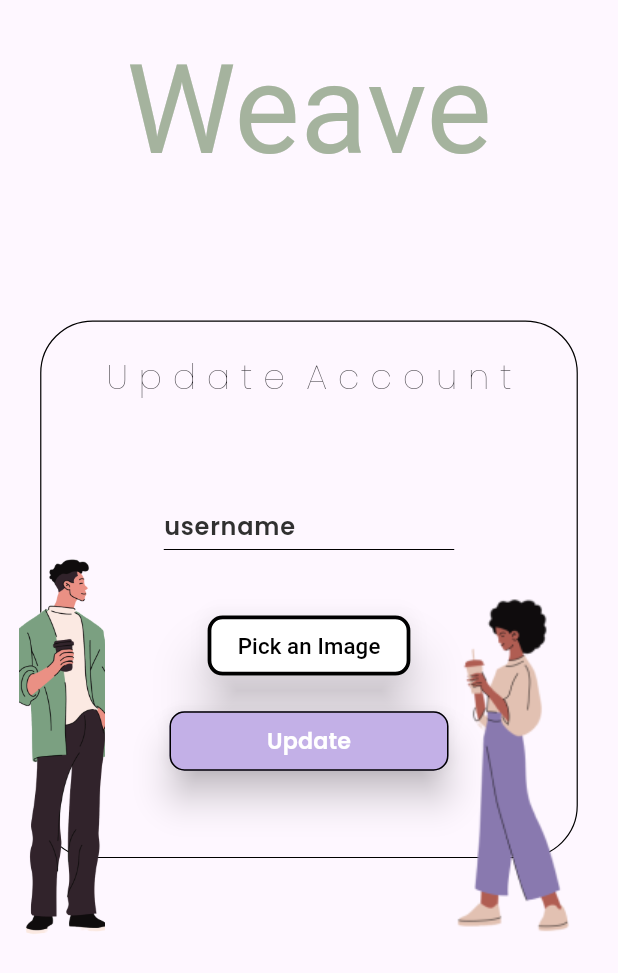
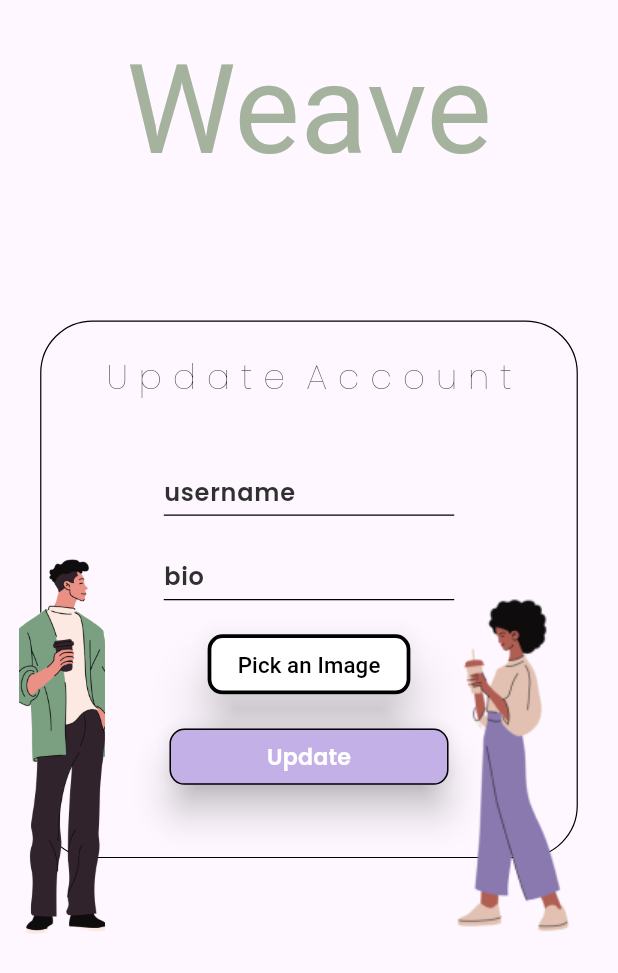
Before and after one commit to Subh211/weave_frontend, a Flutter app: the UpdateUser screen opened directly, on a phone screen of 412 x 824 dp. Shown: the top 973 px of the screen. Run offline on Flutter 3.47's test engine with Material 3 defaults, Android fonts, the light colour scheme and no system bars; our stand-ins replace bloc, cookie_jar, dio, equatable, flutter_bloc, flutter_secure_storage and 3 more; accounts and stored records are empty.

Commit message:
update user updated

```diff
--- a/lib/userUpdate/bloc/userUpdate_event.dart
+++ b/lib/userUpdate/bloc/userUpdate_event.dart
@@ -11,13 +11,14 @@ abstract class UpdateUserEvent extends Equatable {
 
 class UpdateUserButtonPressed extends UpdateUserEvent {
   final String displayName;
+  final String bio;
   final File? photoURL;
 
 
   const UpdateUserButtonPressed({
-
-     required this.displayName,
-     this.photoURL,
+    required this.displayName,
+    required this.bio,
+    this.photoURL,
   });
 
   @override
--- a/lib/userUpdate/ui/updateUser.dart
+++ b/lib/userUpdate/ui/updateUser.dart
@@ -16,10 +16,10 @@ class UpdateUser extends StatefulWidget {
   _UpdateUserState createState() => _UpdateUserState();
 }
 
-
-
 class _UpdateUserState extends State<UpdateUser> {
   final TextEditingController displayNameController = TextEditingController();
+  final TextEditingController bioController = TextEditingController();
+
   File? image;
 
   Future pickImage() async {
@@ -55,21 +55,18 @@ class _UpdateUserState extends State<UpdateUser> {
   Widget build(BuildContext context) {
       double screenWidth = MediaQuery.of(context).size.width;
       double screenHeight = MediaQuery.of(context).size.height;
-
     return Scaffold(
       body: FutureBuilder<String?>(
         future: _getToken,
-            builder: (context,snapshot) {
+        builder: (context, snapshot) {
           if (snapshot.connectionState == ConnectionState.waiting) {
             return Center(child: CircularProgressIndicator());
-              }
-              else {
+          } else {
             final token = snapshot.data;
-
             if (token != null) {
               return BlocProvider(
-                    create:  (context) => UpdateUserBloc('https://weave-backend-pyfu.onrender.com',token),
-                    child: BlocListener<UpdateUserBloc,UpdateUserState>(
+                create: (context) => UpdateUserBloc('https://weave-backend-pyfu.onrender.com', token),
+                child: BlocListener<UpdateUserBloc, UpdateUserState>(
                   listener: (context, state) {
                     if (state is UpdateUserSuccess) {
                       ScaffoldMessenger.of(context)
@@ -83,16 +80,14 @@ class _UpdateUserState extends State<UpdateUser> {
                           .showSnackBar(SnackBar(content: Text(state.error)));
                     }
                   },
-                      child: BlocBuilder<UpdateUserBloc,UpdateUserState> (
-                        builder: (context,state) {
+                  child: BlocBuilder<UpdateUserBloc, UpdateUserState>(
+                    builder: (context, state) {
                       if (state is UpdateUserLoading) {
                         return Center(child: CircularProgressIndicator());
                       }
-                          return
-                            SingleChildScrollView(
+                      return SingleChildScrollView(
                         child: Container(
-                                height:
-                                screenHeight, // Ensures the container takes the full height of the screen
+                          height: MediaQuery.of(context).size.height,
                           child: Column(
                             children: [
                                Expanded(
@@ -132,7 +127,7 @@ class _UpdateUserState extends State<UpdateUser> {
                                                  screenHeight: screenHeight,
                                                ),
                                              ),
-                                                  Flexible(flex: 2, child: Container()),
+                                             Flexible(flex: 1, child: Container()),
                                              Flexible(
                                                flex: 2,
                                                child: textFields(
@@ -142,9 +137,19 @@ class _UpdateUserState extends State<UpdateUser> {
                                                  hintText: 'username',
                                                ),
                                              ),
-                                                  Flexible(flex: 2, child: Container()),
+                                             Flexible(flex: 1, child: Container()),
                                              Flexible(
-                                                    flex: 4,
+                                               flex: 2,
+                                               child: textFields(
+                                                 controller: bioController,
+                                                 screenHeight: screenHeight,
+                                                 screenWidth: screenWidth,
+                                                 hintText: 'bio',
+                                               ),
+                                             ),
+                                             Flexible(flex: 1, child: Container()),
+                                             Flexible(
+                                               flex: 5,
                                                child: TextButton(
                                                  onPressed: () => pickImage(),
                                                  style: TextButton.styleFrom(
@@ -169,16 +174,17 @@ class _UpdateUserState extends State<UpdateUser> {
                                              ),
                                              Flexible(flex: 1, child: Container()),
                                              Flexible(
-                                                    flex: 3,
+                                               flex: 2,
                                                child: CustomTextButton(
                                                  onPressed: () {
                                                    {
                                                      print('token $token' );
                                                      final displayName = displayNameController.text;
-
+                                                     final bio = bioController.text;
 
                                                      BlocProvider.of<UpdateUserBloc>(context).add(UpdateUserButtonPressed(
                                                        displayName: displayName,
+                                                       bio: bio,
                                                        photoURL: image, // Pass the File object
                                                      ));
                                                    };
@@ -213,16 +219,13 @@ class _UpdateUserState extends State<UpdateUser> {
                   ),
                 ),
               );
+            } else {
+              return Center(child: Text('Token retrieval failed.'));
             }
-                else {
-                  return Center(
-                    child: Text('Token retrieval failed.'),
+          }
+        },
+      ),
     );
   }
-              };
+
 }
-        )
-
-    );
-  }
-}
```
Also changed, not shown: lib/userUpdate/bloc/userUpdate_bloc.dart (+14 -34 lines). Lines whose indentation alone changed are shown as unchanged.
